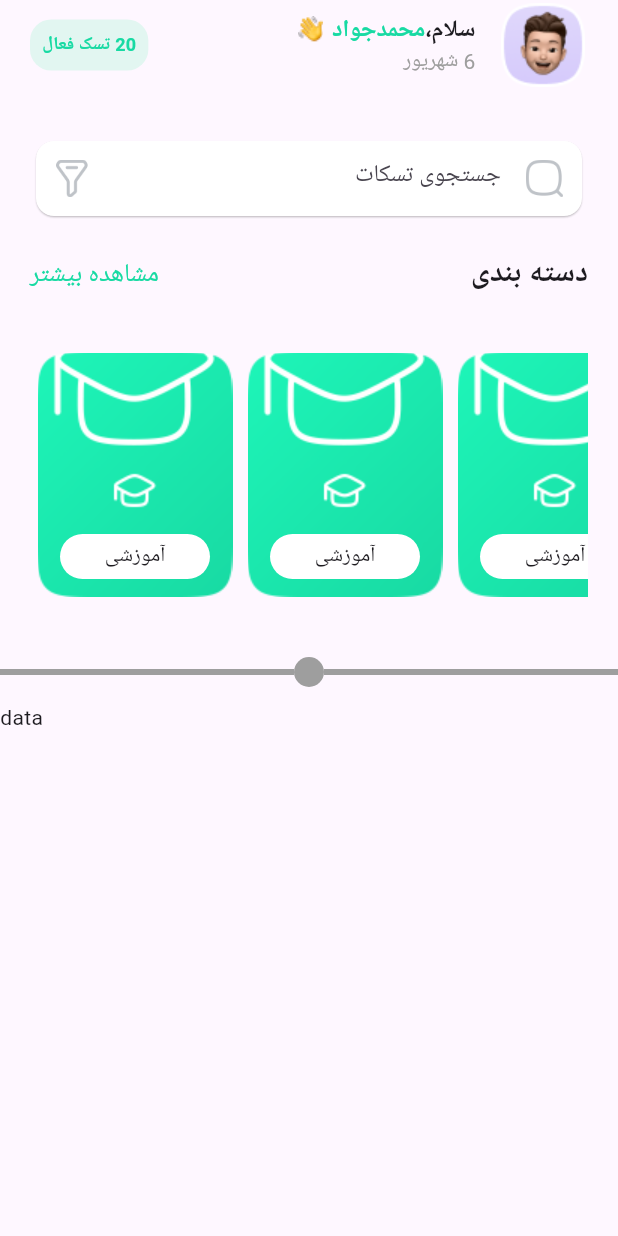
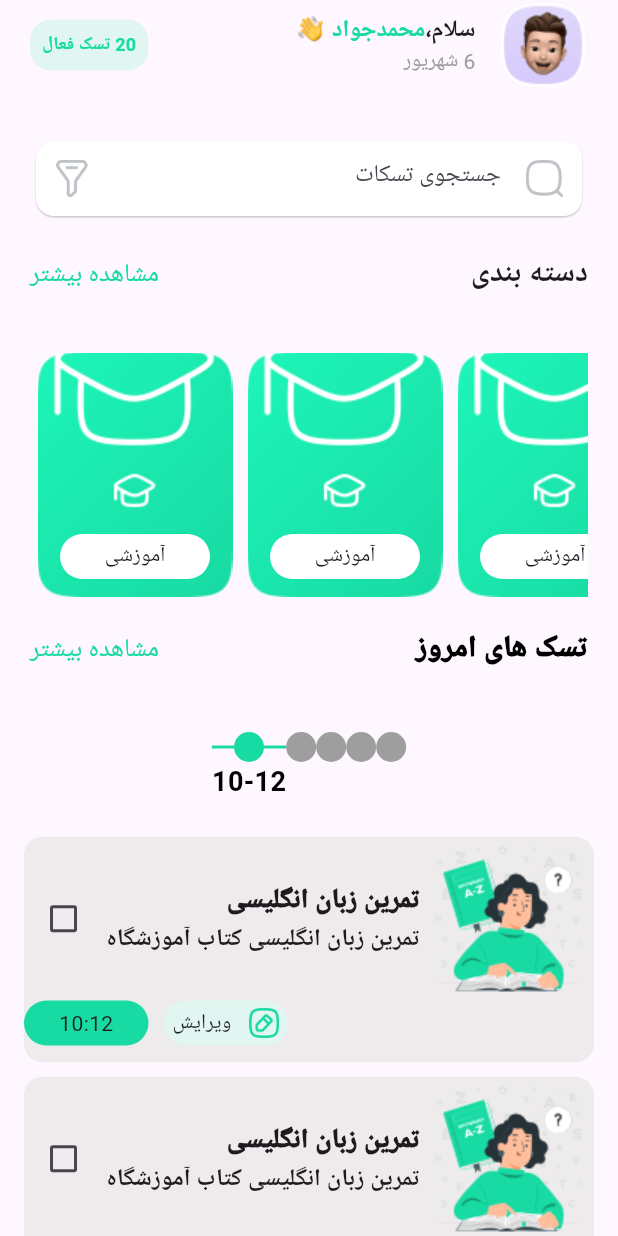
Before and after one commit to mahdiramezanii/Taskcut, a Flutter app: the screen it shows after launch, on a phone screen of 412 x 824 dp. Run offline on Flutter 3.47's test engine with Material 3 defaults, Android fonts, the phone set to English and light mode, and no system bars; drawn by our look-alikes of timeline_tile.

Commit message:
comaplte HomeScraen

```diff
--- a/lib/constant/colors.dart
+++ b/lib/constant/colors.dart
@@ -3,6 +3,7 @@ import 'package:flutter/material.dart';
 class MyColors{
 
   static const myGreen=Color.fromRGBO(24, 218, 163, 1);
+  static const SecoundGreen=Color.fromRGBO(226, 246, 241, 1);
 
 
 }
--- a/lib/main.dart
+++ b/lib/main.dart
@@ -1,5 +1,6 @@
 import 'package:flutter/material.dart';
 import 'package:taskut_application/views/home_screan.dart';
+import 'package:taskut_application/widgets/task_widget.dart';
 
 void main() async {
   runApp(Application());
--- a/lib/views/home_screan.dart
+++ b/lib/views/home_screan.dart
@@ -2,6 +2,7 @@ import "package:flutter/cupertino.dart";
 import "package:flutter/material.dart";
 import "package:flutter/widgets.dart";
 import "package:taskut_application/constant/colors.dart";
+import "package:taskut_application/widgets/task_widget.dart";
 import "package:timeline_tile/timeline_tile.dart";
 
 class HomeScrean extends StatelessWidget {
@@ -10,6 +11,7 @@ class HomeScrean extends StatelessWidget {
     return Scaffold(
       resizeToAvoidBottomInset: true,
       body: SafeArea(
+        child: SingleChildScrollView(
           child: Column(
             children: [
               getHeaderProfile(),
@@ -22,22 +24,99 @@ class HomeScrean extends StatelessWidget {
               ),
               CategoryRow(),
               SizedBox(
+                height: 20,
+              ),
+              Task(),
+              SizedBox(
+                height: 10,
+              ),
+              TaskWidgets(),
+              SizedBox(
+                height: 10,
+              ),
+              TaskWidgets(),
+            ],
+          ),
+        ),
+      ),
+    );
+  }
+
+  Widget Task() {
+    return Column(
+      children: [
+        Padding(
+          padding: EdgeInsets.symmetric(horizontal: 20),
+          child: Row(
+            children: [
+              Text(
+                "مشاهده بیشتر",
+                style: TextStyle(
+                  color: MyColors.myGreen,
+                  fontSize: 17,
+                ),
+              ),
+              Spacer(),
+              Text(
+                "تسک های امروز",
+                style: TextStyle(
+                    color: Colors.black,
+                    fontSize: 20,
+                    fontWeight: FontWeight.w900),
+              ),
+            ],
+          ),
+        ),
+        SizedBox(
           height: 100,
-              width: double.infinity,
-              child: TimelineTile(
+          child: SingleChildScrollView(
+            scrollDirection: Axis.horizontal,
+            child: Row(
+              children: [
+                TimelineTile(
                   axis: TimelineAxis.horizontal,
                   alignment: TimelineAlign.center,
-                hasIndicator: true,
-                endChild: Row(
-                  children: [
-                    Text("data"),
+                  beforeLineStyle:
+                      LineStyle(color: MyColors.myGreen, thickness: 2),
+                  indicatorStyle: IndicatorStyle(color: MyColors.myGreen),
+                  endChild: Text(
+                    "10-12",
+                    style: TextStyle(
+                      color: Colors.black,
+                      fontWeight: FontWeight.bold,
+                      fontSize: 18,
+                    ),
+                  ),
+                ),
+                TimelineTile(
+                  axis: TimelineAxis.horizontal,
+                  beforeLineStyle:
+                      LineStyle(color: MyColors.myGreen, thickness: 2),
+                  alignment: TimelineAlign.center,
+                ),
+                TimelineTile(
+                  axis: TimelineAxis.horizontal,
+                  beforeLineStyle:
+                      LineStyle(color: MyColors.myGreen, thickness: 2),
+                  alignment: TimelineAlign.center,
+                ),
+                TimelineTile(
+                  axis: TimelineAxis.horizontal,
+                  beforeLineStyle:
+                      LineStyle(color: MyColors.myGreen, thickness: 2),
+                  alignment: TimelineAlign.center,
+                ),
+                TimelineTile(
+                  axis: TimelineAxis.horizontal,
+                  beforeLineStyle:
+                      LineStyle(color: MyColors.myGreen, thickness: 2),
+                  alignment: TimelineAlign.center,
+                )
               ],
             ),
           ),
         )
       ],
-        ),
-      ),
     );
   }
 
@@ -140,7 +219,8 @@ class HomeScrean extends StatelessWidget {
           Container(
             decoration: BoxDecoration(
               borderRadius: BorderRadius.circular(14),
-                color: Color.fromRGBO(226, 246, 241, 1)),
+              color: Color.fromRGBO(226, 246, 241, 1),
+            ),
             child: Padding(
               padding: const EdgeInsets.all(8.0),
               child: Text(
--- /dev/null
+++ b/lib/widgets/task_widget.dart
@@ -0,0 +1,81 @@
+import "package:flutter/material.dart";
+import "package:taskut_application/constant/colors.dart";
+
+class TaskWidgets extends StatelessWidget {
+  @override
+  Widget build(BuildContext context) {
+    return Container(
+      width: 380,
+      height: 150,
+      decoration: BoxDecoration(
+          color: const Color.fromARGB(255, 237, 235, 235),
+          borderRadius: BorderRadius.circular(12)),
+      child: Column(
+        crossAxisAlignment: CrossAxisAlignment.center,
+        children: [
+          Row(
+            mainAxisAlignment: MainAxisAlignment.spaceAround,
+            children: [
+              Checkbox(value: false, onChanged: (ValueKey) {}),
+              Column(
+                crossAxisAlignment: CrossAxisAlignment.end,
+                children: [
+                  Text(
+                    "تمرین زبان انگلیسی",
+                    style: TextStyle(fontSize: 18, fontWeight: FontWeight.w900),
+                  ),
+                  Text(
+                    "تمرین زبان انگلیسی کتاب آموزشگاه",
+                    style: TextStyle(fontSize: 16, fontWeight: FontWeight.w600),
+                  ),
+                ],
+              ),
+              Image(image: AssetImage("assets/images/t1.png"))
+            ],
+          ),
+          Row(
+            children: [
+              Container(
+                width: 83,
+                height: 30,
+                decoration: BoxDecoration(
+                  color: MyColors.myGreen,
+                  borderRadius: BorderRadius.circular(17),
+                ),
+                child: Center(
+                  child: Text("10:12"),
+                ),
+              ),
+              SizedBox(
+                width: 10,
+              ),
+              Container(
+                width: 83,
+                height: 30,
+                decoration: BoxDecoration(
+                  color: MyColors.SecoundGreen,
+                  borderRadius: BorderRadius.circular(17),
+                ),
+                child: Center(
+                  child: Row(
+                    mainAxisAlignment: MainAxisAlignment.spaceAround,
+                    children: [
+                      Text("ویرایش"),
+                      Image.asset(
+                        "assets/images/Edit.png",
+                        width: 20,
+                      )
+                    ],
+                  ),
+                ),
+              )
+            ],
+          ),
+          SizedBox(
+            height: 10,
+          ),
+        ],
+      ),
+    );
+  }
+}
```
Lines whose indentation alone changed are shown as unchanged.
